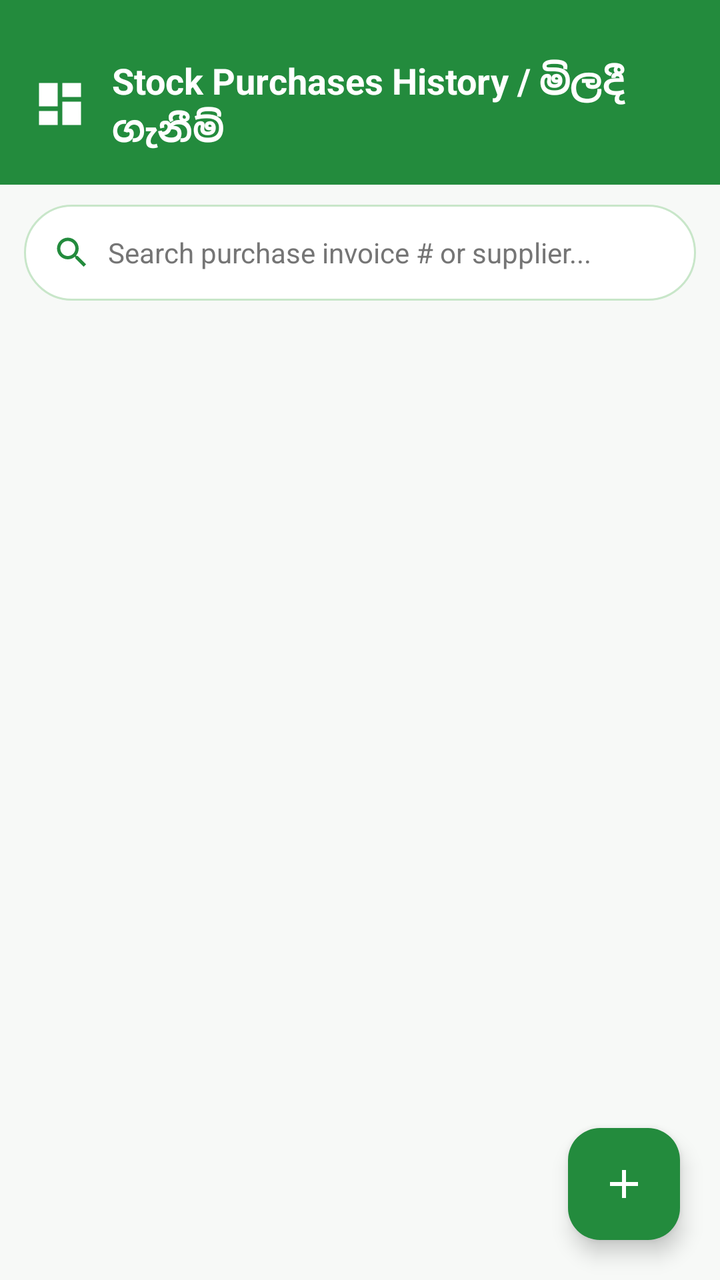
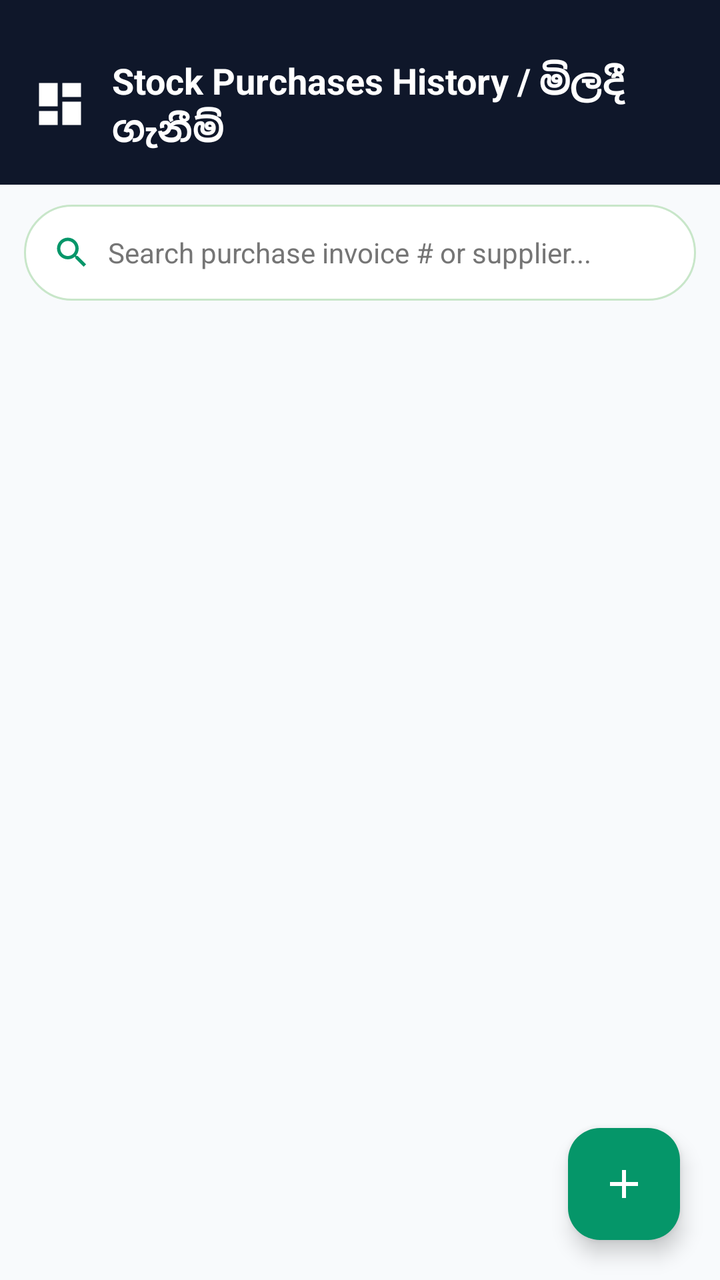

Screens rendered from an Android XML layout before and after an edit, with the pre-edit source and the edit as a unified diff.
<!-- AndroidManifest.xml: application theme Theme.PosSystem -->
<!-- res/layout/activity_purchases.xml -->
<?xml version="1.0" encoding="utf-8"?>
<RelativeLayout xmlns:android="http://schemas.android.com/apk/res/android"
    xmlns:app="http://schemas.android.com/apk/res-auto"
    android:layout_width="match_parent"
    android:layout_height="match_parent"
    android:fitsSystemWindows="true"
    android:background="@color/green_bg_light">

    
    <LinearLayout
        android:id="@+id/headerPurchases"
        android:layout_width="match_parent"
        android:layout_height="wrap_content"
        android:background="@color/green_primary"
        android:gravity="center_vertical"
        android:orientation="horizontal"
        android:paddingHorizontal="16dp"
        android:paddingTop="28dp"
        android:paddingBottom="16dp">

        <ImageView
            android:id="@+id/btnBackPurchases"
            android:layout_width="28dp"
            android:layout_height="28dp"
            android:contentDescription="Back"
            android:src="@drawable/ic_dashboard"
            app:tint="@color/white" />

        <TextView
            android:layout_width="0dp"
            android:layout_height="wrap_content"
            android:layout_marginStart="12dp"
            android:layout_weight="1"
            android:text="Stock Purchases History / මිලදී ගැනීම්"
            android:textColor="@color/white"
            android:textSize="18sp"
            android:textStyle="bold" />
    </LinearLayout>

    
    <LinearLayout
        android:id="@+id/layoutPurchaseSearch"
        android:layout_width="match_parent"
        android:layout_height="48dp"
        android:layout_below="@id/headerPurchases"
        android:layout_marginHorizontal="12dp"
        android:layout_marginVertical="10dp"
        android:background="@drawable/bg_search_bar"
        android:gravity="center_vertical"
        android:orientation="horizontal"
        android:paddingHorizontal="14dp">

        <ImageView
            android:layout_width="20dp"
            android:layout_height="20dp"
            android:src="@drawable/ic_search"
            app:tint="@color/green_primary" />

        <EditText
            android:id="@+id/etSearchPurchases"
            android:layout_width="match_parent"
            android:layout_height="match_parent"
            android:layout_marginStart="8dp"
            android:background="@null"
            android:hint="Search purchase invoice # or supplier..."
            android:textColor="@color/black"
            android:textColorHint="#757575"
            android:textSize="14sp" />
    </LinearLayout>

    
    <androidx.recyclerview.widget.RecyclerView
        android:id="@+id/rvPurchases"
        android:layout_width="match_parent"
        android:layout_height="match_parent"
        android:layout_below="@id/layoutPurchaseSearch"
        android:clipToPadding="false"
        android:paddingBottom="80dp" />

    
    <com.google.android.material.floatingactionbutton.FloatingActionButton
        android:id="@+id/fabAddPurchase"
        android:layout_width="wrap_content"
        android:layout_height="wrap_content"
        android:layout_alignParentEnd="true"
        android:layout_alignParentBottom="true"
        android:layout_margin="20dp"
        android:contentDescription="New Purchase"
        android:src="@drawable/ic_add"
        app:backgroundTint="@color/green_primary"
        app:tint="@color/white" />

</RelativeLayout>
<!-- resources referenced by this layout -->
<resources>
  <color name="black">#202124</color>
  <color name="green_bg_light">#F7F9F7</color>
  <color name="green_primary">#238B3D</color>
  <color name="white">#FFFFFF</color>
  <!-- drawable bg_search_bar (drawable) -->
  <?xml version="1.0" encoding="utf-8"?>
  <shape xmlns:android="http://schemas.android.com/apk/res/android"
      android:shape="rectangle">
      <solid android:color="@color/white" />
      <corners android:radius="24dp" />
      <stroke
          android:width="1dp"
          android:color="#C8E6C9" />
  </shape>
  <!-- drawable ic_add (drawable) -->
  <vector xmlns:android="http://schemas.android.com/apk/res/android"
      android:width="24dp"
      android:height="24dp"
      android:viewportWidth="24"
      android:viewportHeight="24">
    <path
        android:fillColor="@color/white"
        android:pathData="M19,13h-6v6h-2v-6H5v-2h6V5h2v6h6v2z"/>
  </vector>
  <!-- drawable ic_dashboard (drawable) -->
  <vector xmlns:android="http://schemas.android.com/apk/res/android"
      android:width="24dp"
      android:height="24dp"
      android:viewportWidth="24"
      android:viewportHeight="24">
    <path
        android:fillColor="@color/green_primary"
        android:pathData="M3,13h8V3H3v10zm0,8h8v-6H3v6zm10,0h8V11h-8v10zm0,-18v6h8V3h-8z"/>
  </vector>
  <!-- drawable ic_search (drawable) -->
  <vector xmlns:android="http://schemas.android.com/apk/res/android"
      android:width="24dp"
      android:height="24dp"
      android:viewportWidth="24"
      android:viewportHeight="24">
    <path
        android:fillColor="@color/green_primary"
        android:pathData="M15.5,14h-0.79l-0.28,-0.27C15.41,12.59 16,11.11 16,9.5 16,5.91 13.09,3 9.5,3S3,5.91 3,9.5 5.91,16 9.5,16c1.61,0 3.09,-0.59 4.23,-1.57l0.27,0.28v0.79l5,4.99L20.49,19l-4.99,-5zM9.5,14C7.01,14 5,11.99 5,9.5S7.01,5 9.5,5 14,7.01 14,9.5 11.99,14 9.5,14z"/>
  </vector>
  <style name="Theme.PosSystem" parent="Base.Theme.PosSystem" />
  <style name="Base.Theme.PosSystem" parent="Theme.Material3.Light.NoActionBar">
          
          <item name="colorPrimary">@color/green_primary</item>
          <item name="colorPrimaryVariant">@color/green_primary_dark</item>
          <item name="colorOnPrimary">@color/white</item>
          
          <item name="colorSecondary">@color/green_primary_light</item>
          <item name="colorSecondaryVariant">@color/green_primary_dark</item>
          <item name="colorOnSecondary">@color/white</item>
          
          <item name="colorSurface">@color/white</item>
          <item name="colorSurfaceContainer">@color/white</item>
          <item name="colorSurfaceContainerLow">@color/white</item>
          <item name="colorSurfaceContainerHigh">@color/white</item>
          <item name="colorSurfaceContainerHighest">@color/white</item>
          
          <item name="android:statusBarColor">@color/green_primary_dark</item>
          
          <item name="android:textColorHint">#6B7280</item>
          <item name="android:editTextColor">@color/black</item>
          
          <item name="android:windowBackground">@color/green_bg_light</item>
      </style>
  <color name="green_primary_dark">#176B2C</color>
  <color name="green_primary_light">#34A853</color>
</resources>

<!-- the commit's change to res/layout/activity_purchases.xml (unified diff, before → after) -->
@@ -11,7 +11,7 @@
         android:id="@+id/headerPurchases"
         android:layout_width="match_parent"
         android:layout_height="wrap_content"
-        android:background="@color/green_primary"
+        android:background="@color/slate_primary"
         android:gravity="center_vertical"
         android:orientation="horizontal"
         android:paddingHorizontal="16dp"
<!-- resource entries referenced after the edit -->
@@ -1,8 +1,9 @@
 <!-- resources referenced by this layout -->
 <resources>
-  <color name="black">#202124</color>
-  <color name="green_bg_light">#F7F9F7</color>
-  <color name="green_primary">#238B3D</color>
+  <color name="black">#0F172A</color>
+  <color name="green_bg_light">#F8FAFC</color>
+  <color name="green_primary">#059669</color>
+  <color name="slate_primary">#0F172A</color>
   <color name="white">#FFFFFF</color>
   <!-- drawable bg_search_bar (drawable) -->
   <?xml version="1.0" encoding="utf-8"?>
@@ -47,11 +48,11 @@
   <style name="Theme.PosSystem" parent="Base.Theme.PosSystem" />
   <style name="Base.Theme.PosSystem" parent="Theme.Material3.Light.NoActionBar">
           
-          <item name="colorPrimary">@color/green_primary</item>
-          <item name="colorPrimaryVariant">@color/green_primary_dark</item>
+          <item name="colorPrimary">@color/slate_primary</item>
+          <item name="colorPrimaryVariant">@color/slate_surface</item>
           <item name="colorOnPrimary">@color/white</item>
           
-          <item name="colorSecondary">@color/green_primary_light</item>
+          <item name="colorSecondary">@color/green_primary</item>
           <item name="colorSecondaryVariant">@color/green_primary_dark</item>
           <item name="colorOnSecondary">@color/white</item>
           
@@ -61,14 +62,16 @@
           <item name="colorSurfaceContainerHigh">@color/white</item>
           <item name="colorSurfaceContainerHighest">@color/white</item>
           
-          <item name="android:statusBarColor">@color/green_primary_dark</item>
+          <item name="android:statusBarColor">@color/slate_primary</item>
           
-          <item name="android:textColorHint">#6B7280</item>
-          <item name="android:editTextColor">@color/black</item>
+          <item name="android:textColorHint">@color/text_hint</item>
+          <item name="android:editTextColor">@color/text_primary</item>
           
           <item name="android:windowBackground">@color/green_bg_light</item>
       </style>
-  <color name="green_primary_dark">#176B2C</color>
-  <color name="green_primary_light">#34A853</color>
+  <color name="slate_surface">#1E293B</color>
+  <color name="green_primary_dark">#047857</color>
+  <color name="text_hint">#94A3B8</color>
+  <color name="text_primary">#0F172A</color>
 </resources>
 
